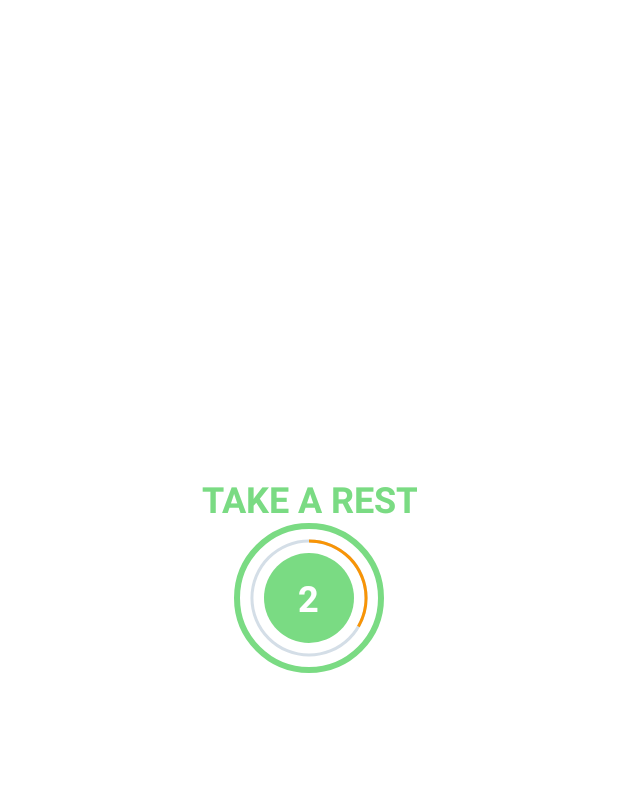
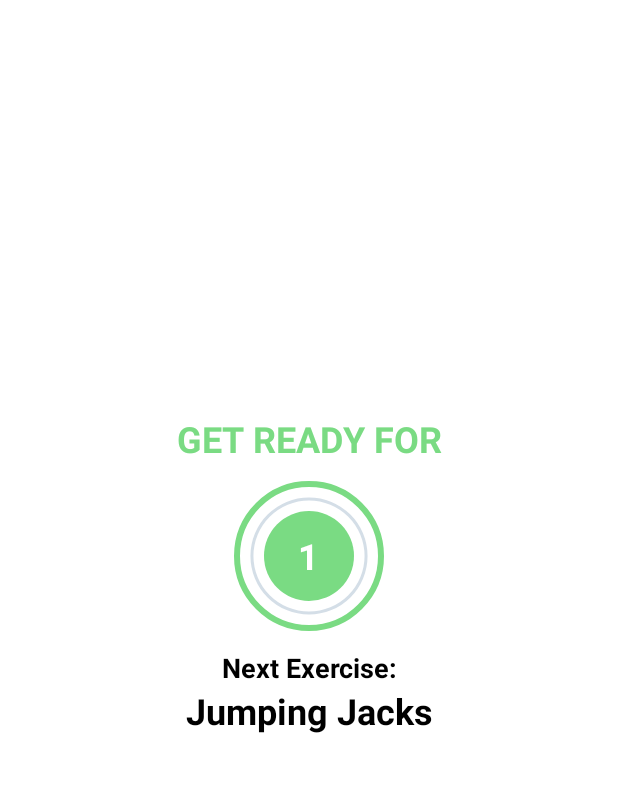
Before and after one commit to kyle-gonzales/7-minute-workout-android-app, an Android app: the ExerciseActivity screen opened directly, with no data from a screen before it, on a phone screen of 412 x 824 dp, the part 62-854 px from its top. Run offline under Robolectric (Android 15) with nearby library versions, the phone set to English and light mode, and no system bars.

Commit message:
added exercise model and added model to UI

```diff
--- /dev/null
+++ b/app/src/main/java/com/example/a7minuteworkoutapp/Constants.kt
@@ -0,0 +1,35 @@
+package com.example.a7minuteworkoutapp
+
+object Constants {
+
+    fun getDefaultWorkout(): ArrayList<Exercise> {
+        val workout = ArrayList<Exercise>()
+
+        val jumpingJacks = Exercise(1, "Jumping Jacks", R.drawable.ic_jumping_jacks)
+        workout.add(jumpingJacks)
+        val highKnees = Exercise(2, "High Knees", R.drawable.ic_high_knees_running_in_place)
+        workout.add(highKnees)
+        val pushUps = Exercise(3, "Push ups", R.drawable.ic_push_up)
+        workout.add(pushUps)
+        val plank = Exercise(4, "Plank", R.drawable.ic_plank)
+        workout.add(plank)
+        val pushUpAndRotate = Exercise(5, "Push up and rotate", R.drawable.ic_push_up_and_rotation)
+        workout.add(pushUpAndRotate)
+        val sidePlank = Exercise(6, "Side Plank", R.drawable.ic_side_plank)
+        workout.add(sidePlank)
+        val squats = Exercise(7, "Squats", R.drawable.ic_squat)
+        workout.add(squats)
+        val lunges = Exercise(8, "Forward Lunges", R.drawable.ic_lunge)
+        workout.add(lunges)
+        val stepUps = Exercise(9, "Box Step Ups", R.drawable.ic_step_up_onto_chair)
+        workout.add(stepUps)
+        val wallSit = Exercise(10, "Wall Sit", R.drawable.ic_wall_sit)
+        workout.add(wallSit)
+        val tricepsDips = Exercise(11, "Triceps Dips", R.drawable.ic_triceps_dip_on_chair)
+        workout.add(tricepsDips)
+        val abCrunches = Exercise(12, "Ab Crunches", R.drawable.ic_abdominal_crunch)
+        workout.add(abCrunches)
+
+        return workout
+    }
+}
--- /dev/null
+++ b/app/src/main/java/com/example/a7minuteworkoutapp/Exercise.kt
@@ -0,0 +1,9 @@
+package com.example.a7minuteworkoutapp
+
+data class Exercise(
+    var id: Int,
+    var name: String,
+    var img: Int,
+    var isCompleted: Boolean = false,
+    var isSelected: Boolean = false,
+)
--- a/app/src/main/java/com/example/a7minuteworkoutapp/ExerciseActivity.kt
+++ b/app/src/main/java/com/example/a7minuteworkoutapp/ExerciseActivity.kt
@@ -1,5 +1,6 @@
 package com.example.a7minuteworkoutapp
 
+import android.annotation.SuppressLint
 import androidx.appcompat.app.AppCompatActivity
 import android.os.Bundle
 import android.os.CountDownTimer
@@ -11,17 +12,21 @@ class ExerciseActivity : AppCompatActivity() {
     private var binding:ActivityExerciseBinding? = null
     // rest timer
     private var restTimer: CountDownTimer? = null
-    private var restDuration: Long = 3000
+    private var restDuration: Long = 2000
     private var restPauseOffset: Long = 0
     private var restProgress = (restDuration/1000).toInt()
     private var restMaxProgress = (restDuration/1000).toInt()
 
     //exercise timer
     private var exerciseTimer: CountDownTimer? = null
-    private var exerciseDuration: Long = 5000
+    private var exerciseDuration: Long = 3000
     private var exercisePauseOffset : Long = 0
     private var exerciseProgress = (exerciseDuration/1000).toInt()
     private var exerciseMaxProgress = (exerciseDuration/1000).toInt()
+
+    //workout
+    private var workoutList : ArrayList<Exercise> = Constants.getDefaultWorkout()
+    private var exerciseIndex : Int = 0
 
     override fun onCreate(savedInstanceState: Bundle?) {
         super.onCreate(savedInstanceState)
@@ -40,9 +45,16 @@ class ExerciseActivity : AppCompatActivity() {
         setRestTimer()
     }
 
+    @SuppressLint("SetTextI18n")
     private fun setRestTimer() {
-        binding?.tvTitle?.text = "TAKE A REST"
+        binding?.tvNextExercise?.text = workoutList[exerciseIndex].name //!index error after last exercise
+        binding?.tvExercise?.visibility = View.INVISIBLE
         binding?.flExerciseView?.visibility = View.INVISIBLE
+        binding?.ivExercise?.visibility = View.GONE
+
+        binding?.tvNextExerciseLabel?.visibility = View.VISIBLE
+        binding?.tvNextExercise?.visibility = View.VISIBLE
+        binding?.tvRest?.visibility = View.VISIBLE
         binding?.flRestView?.visibility = View.VISIBLE
 
         resetTimer()
@@ -68,7 +80,6 @@ class ExerciseActivity : AppCompatActivity() {
                 binding?.progressBarRest?.progress = --restProgress
             }
             override fun onFinish() {
-//                Toast.makeText(this@ExerciseActivity, "finished!", Toast.LENGTH_SHORT).show()
                 setExerciseTimer()
             }
         }
@@ -76,9 +87,16 @@ class ExerciseActivity : AppCompatActivity() {
     }
 
     private fun setExerciseTimer(){
-        binding?.tvTitle?.text = "PUSHUPS"
+        binding?.tvExercise?.text = workoutList[exerciseIndex].name
+        binding?.tvRest?.visibility = View.INVISIBLE
         binding?.flRestView?.visibility = View.INVISIBLE
+        binding?.tvNextExerciseLabel?.visibility = View.INVISIBLE
+        binding?.tvNextExercise?.visibility = View.INVISIBLE
+
+        binding?.tvExercise?.visibility = View.VISIBLE
         binding?.flExerciseView?.visibility = View.VISIBLE
+        binding?.ivExercise?.visibility = View.VISIBLE
+        binding?.ivExercise?.setImageResource(workoutList[exerciseIndex].img)
 
         resetExerciseTimer()
         startExerciseProgress(exercisePauseOffset)
@@ -103,8 +121,12 @@ class ExerciseActivity : AppCompatActivity() {
                 binding?.progressBarExercise?.progress = --exerciseProgress
             }
             override fun onFinish() {
-                Toast.makeText(this@ExerciseActivity, "exercise finished", Toast.LENGTH_SHORT).show()
-                setRestTimer()
+                if (exerciseIndex+1 < workoutList.size){
+                    exerciseIndex++
+                    setRestTimer()
+                } else {
+                    Toast.makeText(this@ExerciseActivity, "workout finished", Toast.LENGTH_SHORT).show()
+                }
             }
         }
         exerciseTimer?.start()
--- a/app/src/main/java/com/example/a7minuteworkoutapp/MainActivity.kt
+++ b/app/src/main/java/com/example/a7minuteworkoutapp/MainActivity.kt
@@ -17,7 +17,7 @@ class MainActivity : AppCompatActivity() {
 //        val flStart : FrameLayout = findViewById(R.id.flStart) use view binding instead
 
         binding?.flStart?.setOnClickListener{
-            Toast.makeText(this, "Start!", Toast.LENGTH_SHORT).show()
+//            Toast.makeText(this, "Start!", Toast.LENGTH_SHORT).show()
             val exerciseIntent = Intent(this, ExerciseActivity::class.java)
             startActivity(exerciseIntent)
 //            finish() // go back to main activity
--- a/app/src/main/res/layout/activity_exercise.xml
+++ b/app/src/main/res/layout/activity_exercise.xml
@@ -4,7 +4,8 @@
     xmlns:tools="http://schemas.android.com/tools"
     android:layout_width="match_parent"
     android:layout_height="match_parent"
-    tools:context=".ExerciseActivity">
+    tools:context=".ExerciseActivity"
+    android:layout_margin="12dp">
 
     <androidx.appcompat.widget.Toolbar
         android:id="@+id/tbExercise"
@@ -19,19 +20,33 @@
 
     <!-- more powerful than an action bar-->
 
+    <ImageView
+        android:id="@+id/ivExercise"
+        android:layout_width="wrap_content"
+        android:layout_height="0dp"
+        android:scaleType="fitCenter"
+
+        app:layout_constraintTop_toBottomOf="@id/tbExercise"
+        app:layout_constraintBottom_toTopOf="@+id/tvExercise"
+        app:layout_constraintEnd_toEndOf="parent"
+        app:layout_constraintStart_toStartOf="parent"
+
+        tools:src="@drawable/ic_push_up" />
+
     <TextView
-        android:id="@+id/tvTitle"
+        android:id="@+id/tvRest"
         android:layout_width="wrap_content"
         android:layout_height="wrap_content"
-        android:text="TAKE A REST"
+        android:text="GET READY FOR"
         android:textAlignment="center"
         android:textSize="@dimen/default_button_text_size"
         android:textStyle="bold"
         android:textColor="@color/primary_green"
-        app:layout_constraintBottom_toTopOf="@+id/flRestView"
+        android:layout_margin="12dp"
+
+        app:layout_constraintBottom_toTopOf="@id/flRestView"
         app:layout_constraintEnd_toEndOf="parent"
-        app:layout_constraintStart_toStartOf="parent"
-        tools:text="GET READY FOR TOOL" />
+        app:layout_constraintStart_toStartOf="parent" />
 
     <FrameLayout
         android:id="@+id/flRestView"
@@ -40,10 +55,9 @@
         android:layout_margin="12dp"
         android:background="@drawable/item_circular_color_accent_border"
         app:layout_constraintBottom_toBottomOf="parent"
-        app:layout_constraintTop_toBottomOf="@id/tbExercise"
+        app:layout_constraintTop_toTopOf="parent"
         app:layout_constraintEnd_toEndOf="parent"
-        app:layout_constraintStart_toStartOf="parent"
-        >
+        app:layout_constraintStart_toStartOf="parent">
 
         <ProgressBar
             android:id="@+id/progressBarRest"
@@ -56,8 +70,7 @@
             android:progressDrawable="@drawable/circular_progress_bar_orange"
             android:max="10"
             android:progress="10"
-            android:rotation="-90"
-            />
+            android:rotation="-90" />
 
         <LinearLayout
             android:layout_width="60dp"
@@ -73,12 +86,60 @@
                 android:textSize="@dimen/default_button_text_size"
                 android:textStyle="bold"
                 android:textColor="?attr/colorOnPrimary"
-                tools:text="10"
-                />
+                tools:text="10" />
 
         </LinearLayout>
 
     </FrameLayout>
+
+    <TextView
+        android:id="@+id/tvNextExerciseLabel"
+        android:layout_width="wrap_content"
+        android:layout_height="wrap_content"
+        android:text="Next Exercise:"
+        android:textAlignment="center"
+        android:textSize="@dimen/accent_text_size"
+        android:textStyle="bold"
+        android:textColor="@color/black"
+        android:layout_marginTop="12dp"
+        android:layout_marginBottom="6dp"
+
+        app:layout_constraintTop_toBottomOf="@id/flRestView"
+        app:layout_constraintEnd_toEndOf="parent"
+        app:layout_constraintStart_toStartOf="parent" />
+
+    <TextView
+        android:id="@+id/tvNextExercise"
+        android:layout_width="wrap_content"
+        android:layout_height="wrap_content"
+        android:textAlignment="center"
+        android:textSize="@dimen/default_button_text_size"
+        android:textStyle="bold"
+        android:textColor="@color/black"
+
+        app:layout_constraintTop_toBottomOf="@id/tvNextExerciseLabel"
+        app:layout_constraintEnd_toEndOf="parent"
+        app:layout_constraintStart_toStartOf="parent"
+
+        tools:text="Exercise Name" />
+
+    <TextView
+        android:id="@+id/tvExercise"
+        android:layout_width="wrap_content"
+        android:layout_height="wrap_content"
+        android:text="TAKE A REST"
+        android:textAlignment="center"
+        android:textSize="@dimen/default_button_text_size"
+        android:textStyle="bold"
+        android:textColor="@color/primary_green"
+        android:layout_margin="12dp"
+
+        app:layout_constraintBottom_toTopOf="@id/flExerciseView"
+        app:layout_constraintEnd_toEndOf="parent"
+        app:layout_constraintStart_toStartOf="parent"
+
+
+        tools:text="EXERCISE NAME" />
 
     <FrameLayout
         android:id="@+id/flExerciseView"
@@ -87,11 +148,12 @@
         android:layout_margin="12dp"
         android:background="@drawable/item_circular_color_accent_border"
         app:layout_constraintBottom_toBottomOf="parent"
-        app:layout_constraintTop_toBottomOf="@id/tbExercise"
+        app:layout_constraintTop_toBottomOf="@id/ivExercise"
         app:layout_constraintEnd_toEndOf="parent"
         app:layout_constraintStart_toStartOf="parent"
         android:visibility="invisible"
-        >
+
+        tools:visibility="visible">
 
         <ProgressBar
             android:id="@+id/progressBarExercise"
@@ -121,8 +183,7 @@
                 android:textSize="@dimen/default_button_text_size"
                 android:textStyle="bold"
                 android:textColor="?attr/colorOnPrimary"
-                tools:text="10"
-                />
+                tools:text="10" />
 
         </LinearLayout>
 
--- a/app/src/main/res/values/dimens.xml
+++ b/app/src/main/res/values/dimens.xml
@@ -3,5 +3,6 @@
 
     <dimen name= "main_screen_main_layout_padding">8dp</dimen>
     <dimen name="default_button_text_size">24sp</dimen>
+    <dimen name="accent_text_size">18sp</dimen>
 
 </resources>
```
